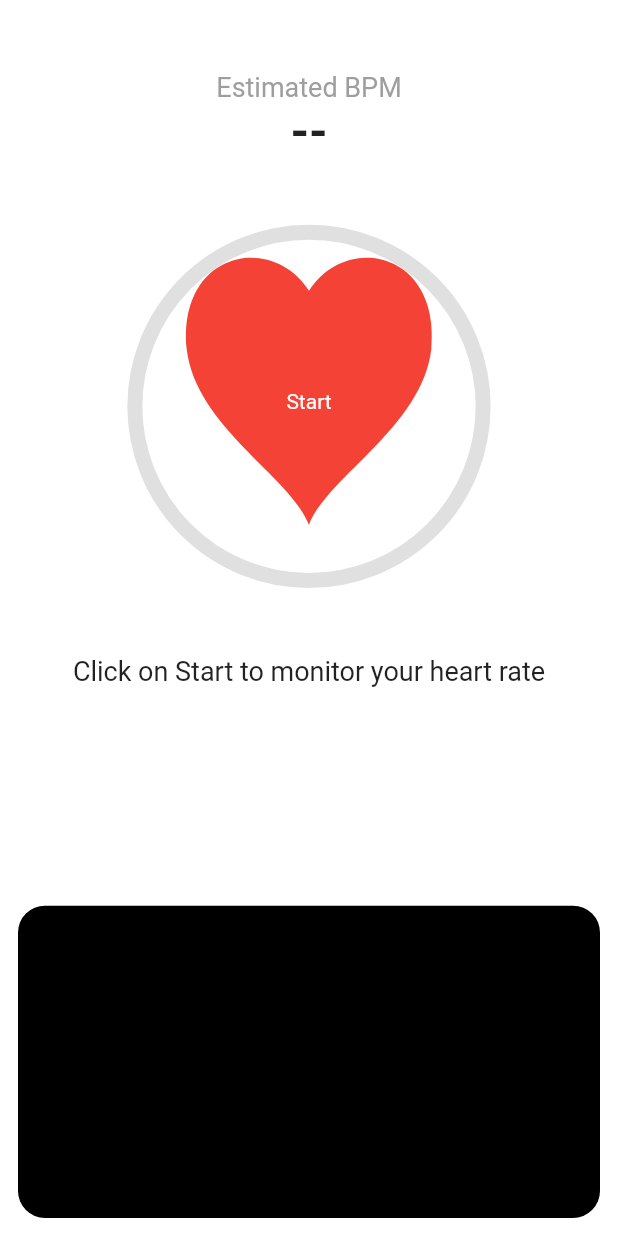
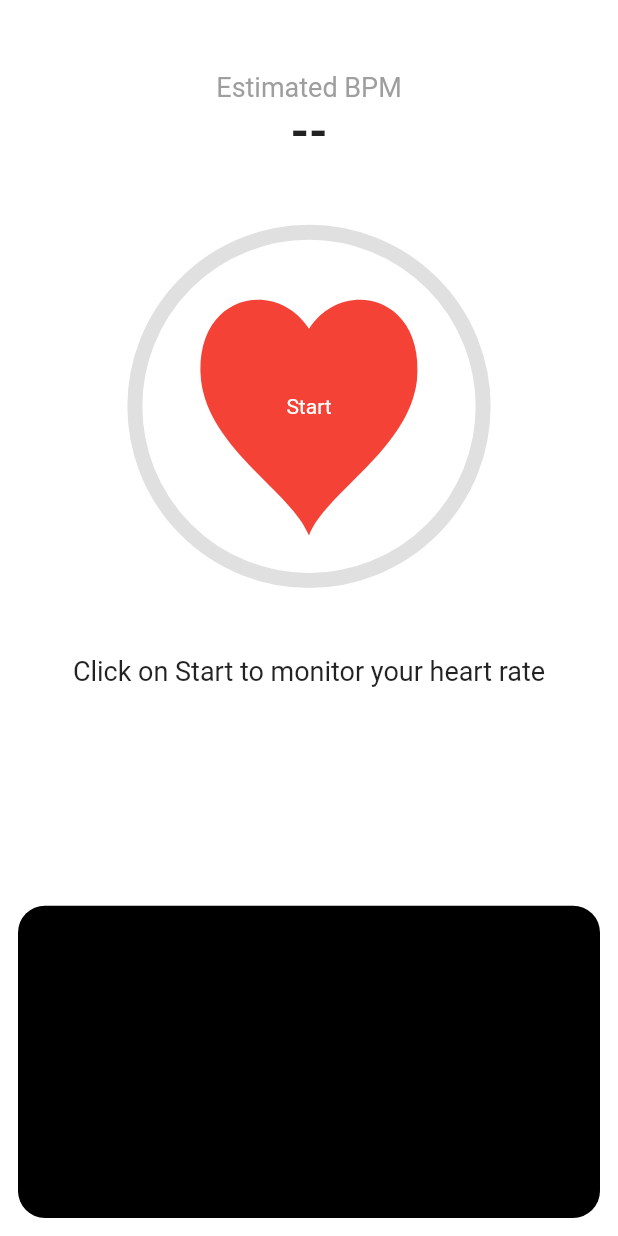
Before and after one commit to Bhumil73/heart_rate_monitor, a Flutter app: the screen it shows after launch, on a phone screen of 412 x 824 dp. Run offline on Flutter 3.47's test engine with Material 2 defaults, Android fonts, the phone set to English and light mode, and no system bars; our stand-ins replace camera, charts_flutter, wakelock.

Commit message:
made the heart smaller

```diff
--- a/lib/homePage.dart
+++ b/lib/homePage.dart
@@ -108,7 +108,7 @@ class HomePageView extends State<HomePage> with SingleTickerProviderStateMixin {
                   Container(
                     //color: Colors.orange,
                     height: MediaQuery.of(context).size.height * 0.3,
-                    padding: EdgeInsets.only(bottom: MediaQuery.of(context).size.height * 0.3*0.15),
+                    padding: EdgeInsets.all(30),
                     child: Center(
                       child: !toggled
                           ? InkWell(
@@ -125,7 +125,6 @@ class HomePageView extends State<HomePage> with SingleTickerProviderStateMixin {
                                       clipper: HeartClipper(),
                                       child: Container(
                                         color: Colors.red,
-                                        padding: EdgeInsets.only(top: 30),
                                         child: Center(
                                           child: Text(
                                             "Start",
```
